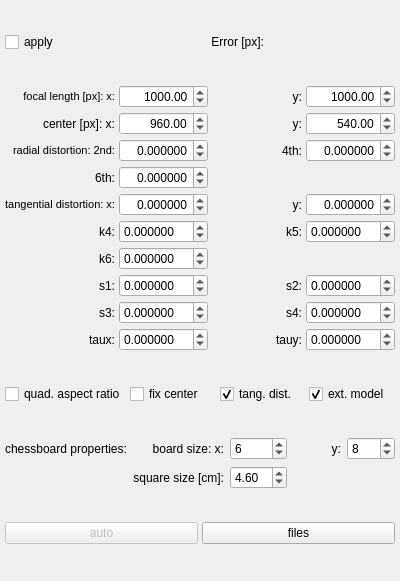
Qt form ui/intrinsicBox.ui (ped-dyn-emp/PeTrack) before a commit.
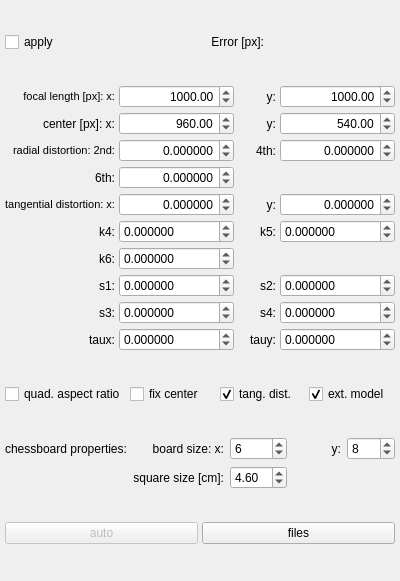
The same form after that commit. Custom widgets are drawn as their Qt base class.

The edit to the form file:
```diff
--- a/ui/intrinsicBox.ui
+++ b/ui/intrinsicBox.ui
@@ -110,10 +110,10 @@
         <number>2</number>
        </property>
        <property name="minimum">
-        <double>500.000000000000000</double>
+        <double>0.000000000000000</double>
        </property>
        <property name="maximum">
-        <double>5000.000000000000000</double>
+        <double>100000.000000000000000</double>
        </property>
        <property name="value">
         <double>1000.000000000000000</double>
@@ -146,10 +146,10 @@
         <number>6</number>
        </property>
        <property name="minimum">
-        <double>-5.000000000000000</double>
+        <double>-100000.000000000000000</double>
        </property>
        <property name="maximum">
-        <double>5.000000000000000</double>
+        <double>100000.000000000000000</double>
        </property>
       </widget>
      </item>
@@ -159,10 +159,10 @@
         <number>6</number>
        </property>
        <property name="minimum">
-        <double>-5.000000000000000</double>
+        <double>-100000.000000000000000</double>
        </property>
        <property name="maximum">
-        <double>5.000000000000000</double>
+        <double>100000.000000000000000</double>
        </property>
       </widget>
      </item>
@@ -178,7 +178,7 @@
         <double>0.000000000000000</double>
        </property>
        <property name="maximum">
-        <double>5000.000000000000000</double>
+        <double>100000.000000000000000</double>
        </property>
        <property name="value">
         <double>540.000000000000000</double>
@@ -194,10 +194,10 @@
         <number>6</number>
        </property>
        <property name="minimum">
-        <double>-5.000000000000000</double>
+        <double>-100000.000000000000000</double>
        </property>
        <property name="maximum">
-        <double>5.000000000000000</double>
+        <double>100000.000000000000000</double>
        </property>
        <property name="singleStep">
         <double>0.001000000000000</double>
@@ -229,10 +229,10 @@
         <number>6</number>
        </property>
        <property name="minimum">
-        <double>-5.000000000000000</double>
+        <double>-100000.000000000000000</double>
        </property>
        <property name="maximum">
-        <double>5.000000000000000</double>
+        <double>100000.000000000000000</double>
        </property>
        <property name="singleStep">
         <double>0.010000000000000</double>
@@ -248,10 +248,10 @@
         <number>6</number>
        </property>
        <property name="minimum">
-        <double>-5.000000000000000</double>
+        <double>-100000.000000000000000</double>
        </property>
        <property name="maximum">
-        <double>5.000000000000000</double>
+        <double>100000.000000000000000</double>
        </property>
        <property name="singleStep">
         <double>0.001000000000000</double>
@@ -298,10 +298,10 @@
         <number>6</number>
        </property>
        <property name="minimum">
-        <double>-5.000000000000000</double>
+        <double>-100000.000000000000000</double>
        </property>
        <property name="maximum">
-        <double>5.000000000000000</double>
+        <double>100000.000000000000000</double>
        </property>
       </widget>
      </item>
@@ -314,10 +314,10 @@
         <number>6</number>
        </property>
        <property name="minimum">
-        <double>-5.000000000000000</double>
+        <double>-100000.000000000000000</double>
        </property>
        <property name="maximum">
-        <double>5.000000000000000</double>
+        <double>100000.000000000000000</double>
        </property>
        <property name="singleStep">
         <double>0.010000000000000</double>
@@ -353,10 +353,10 @@
         <number>6</number>
        </property>
        <property name="minimum">
-        <double>-5.000000000000000</double>
+        <double>-100000.000000000000000</double>
        </property>
        <property name="maximum">
-        <double>5.000000000000000</double>
+        <double>100000.000000000000000</double>
        </property>
       </widget>
      </item>
@@ -372,7 +372,7 @@
         <double>0.000000000000000</double>
        </property>
        <property name="maximum">
-        <double>5000.000000000000000</double>
+        <double>100000.000000000000000</double>
        </property>
        <property name="value">
         <double>960.000000000000000</double>
@@ -425,10 +425,10 @@
         <number>2</number>
        </property>
        <property name="minimum">
-        <double>500.000000000000000</double>
+        <double>0.000000000000000</double>
        </property>
        <property name="maximum">
-        <double>5000.000000000000000</double>
+        <double>100000.000000000000000</double>
        </property>
        <property name="value">
         <double>1000.000000000000000</double>
@@ -441,10 +441,10 @@
         <number>6</number>
        </property>
        <property name="minimum">
-        <double>-5.000000000000000</double>
+        <double>-100000.000000000000000</double>
        </property>
        <property name="maximum">
-        <double>5.000000000000000</double>
+        <double>100000.000000000000000</double>
        </property>
       </widget>
      </item>
@@ -531,10 +531,10 @@
         <number>6</number>
        </property>
        <property name="minimum">
-        <double>-5.000000000000000</double>
+        <double>-100000.000000000000000</double>
        </property>
        <property name="maximum">
-        <double>5.000000000000000</double>
+        <double>100000.000000000000000</double>
        </property>
       </widget>
      </item>
@@ -544,10 +544,10 @@
         <number>6</number>
        </property>
        <property name="minimum">
-        <double>-5.000000000000000</double>
+        <double>-100000.000000000000000</double>
        </property>
        <property name="maximum">
-        <double>5.000000000000000</double>
+        <double>100000.000000000000000</double>
        </property>
       </widget>
      </item>
@@ -560,10 +560,10 @@
         <number>6</number>
        </property>
        <property name="minimum">
-        <double>-5.000000000000000</double>
+        <double>-100000.000000000000000</double>
        </property>
        <property name="maximum">
-        <double>5.000000000000000</double>
+        <double>100000.000000000000000</double>
        </property>
        <property name="singleStep">
         <double>0.010000000000000</double>
@@ -609,10 +609,10 @@
         <number>6</number>
        </property>
        <property name="minimum">
-        <double>-5.000000000000000</double>
+        <double>-100000.000000000000000</double>
        </property>
        <property name="maximum">
-        <double>5.000000000000000</double>
+        <double>100000.000000000000000</double>
        </property>
       </widget>
      </item>
@@ -622,10 +622,10 @@
         <number>6</number>
        </property>
        <property name="minimum">
-        <double>-5.000000000000000</double>
+        <double>-100000.000000000000000</double>
        </property>
        <property name="maximum">
-        <double>5.000000000000000</double>
+        <double>100000.000000000000000</double>
        </property>
       </widget>
      </item>
```
